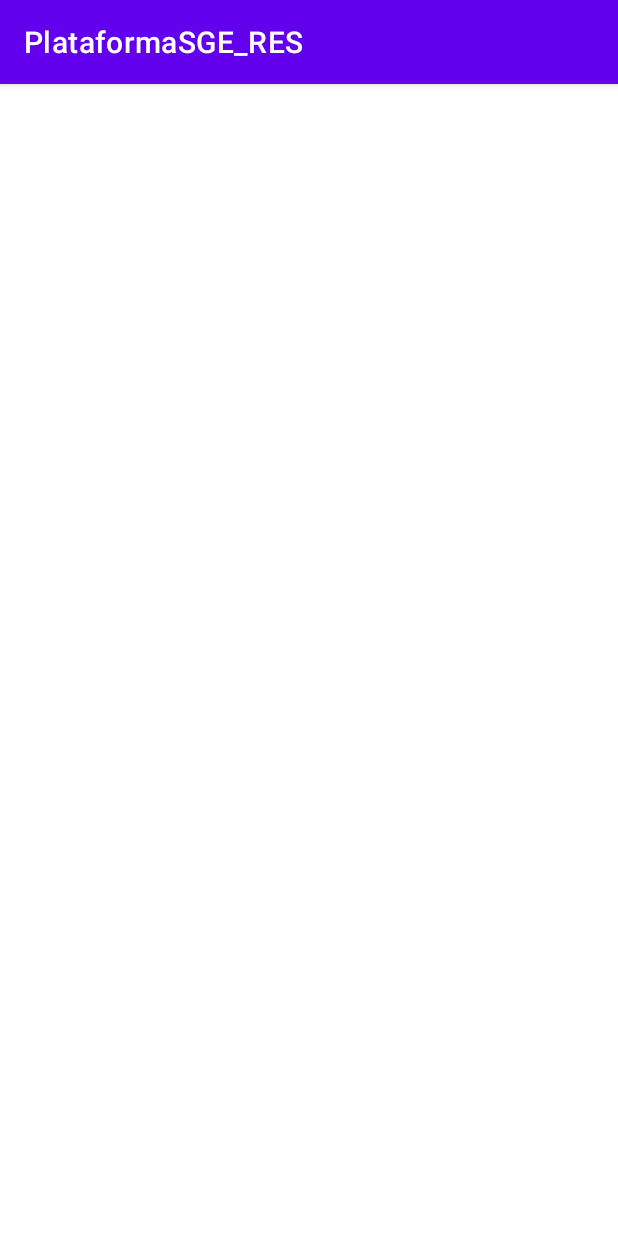
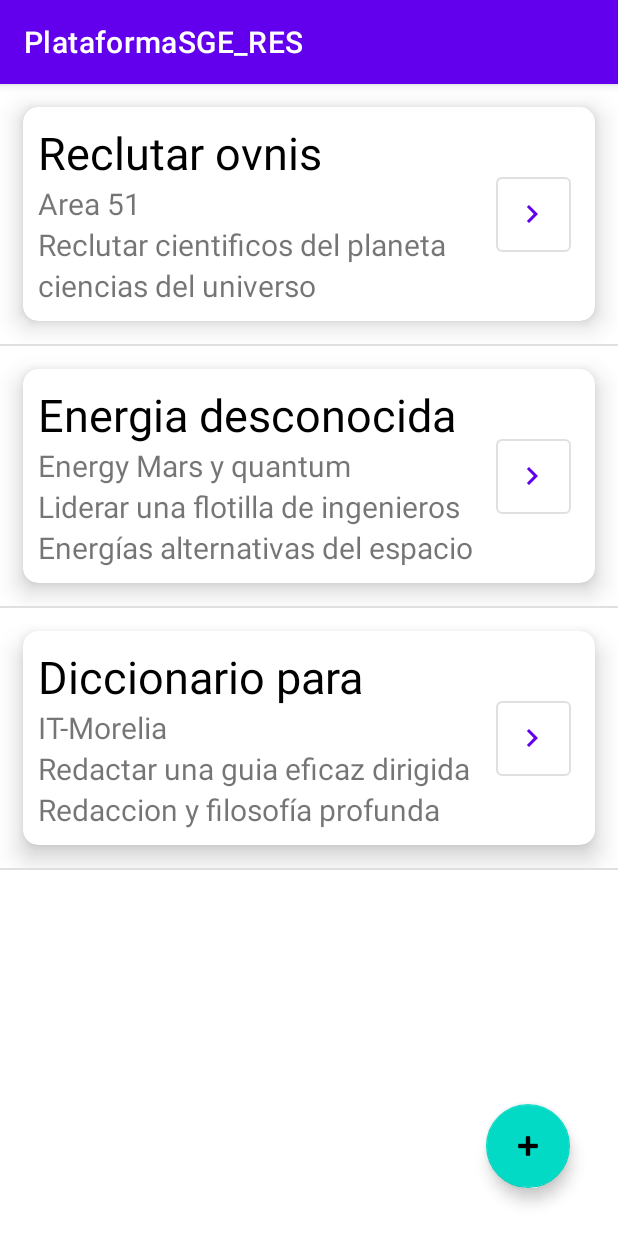
Before and after one commit to Gabrielruiz1712/PlataformaSGE_RES, an Android app: the MenuResidencias screen opened directly, with no data from a screen before it, on a phone screen of 412 x 824 dp. Run offline under Robolectric (Android 15) with nearby library versions, the phone set to English and light mode, and no system bars.

Commit message:
Se agrego el listado de proyectos

```diff
--- a/app/src/main/AndroidManifest.xml
+++ b/app/src/main/AndroidManifest.xml
@@ -9,7 +9,8 @@
         android:roundIcon="@mipmap/ic_launcher_round"
         android:supportsRtl="true"
         android:theme="@style/Theme.PlataformaSGE_RES">
-        <activity android:name=".MenuResidencias"></activity>
+        <activity android:name=".DetalleProyecto"></activity>
+        <activity android:name=".MenuResidencias" />
         <activity android:name=".Menu" />
         <activity android:name=".MainActivity">
             <intent-filter>
--- /dev/null
+++ b/app/src/main/java/mx/edu/itm/link/plataformasge_res/DetalleProyecto.kt
@@ -0,0 +1,11 @@
+package mx.edu.itm.link.plataformasge_res
+
+import androidx.appcompat.app.AppCompatActivity
+import android.os.Bundle
+
+class DetalleProyecto : AppCompatActivity() {
+    override fun onCreate(savedInstanceState: Bundle?) {
+        super.onCreate(savedInstanceState)
+        setContentView(R.layout.activity_detalle_proyecto)
+    }
+}
--- a/app/src/main/java/mx/edu/itm/link/plataformasge_res/MainActivity.kt
+++ b/app/src/main/java/mx/edu/itm/link/plataformasge_res/MainActivity.kt
@@ -18,29 +18,20 @@ class MainActivity : AppCompatActivity() {
         setContentView(binding.root)
 
         //Base de datos
-        val bdString =  resources.getString(R.string.baseDatos)
+        val bdString = resources.getString(R.string.baseDatos)
         val bd = Gson().fromJson(bdString, DataBase::class.java) as DataBase
 
         binding.btnLogin.setOnClickListener {
             val nc = binding.noControlLogin.text.toString()
             val pass = binding.contrasenaLogin.text.toString()
 
-            println(bd)
-
             for (alumno in bd.alumnos) {
-                if (alumno.nc == nc && alumno.pass == pass) {
+                if (alumno.nc.equals(nc) && alumno.pass.equals(pass)) {
                     val intent = Intent(this, Menu::class.java)
                     intent.putExtra("ALUMNO", alumno)
-
                     startActivity(intent)
-                    break
-                }else{
-                    Toast.makeText(this, "Credenciales incorrectas", Toast.LENGTH_SHORT).show()
                 }
             }
-
-
         }
-
     }
 }
--- a/app/src/main/java/mx/edu/itm/link/plataformasge_res/Menu.kt
+++ b/app/src/main/java/mx/edu/itm/link/plataformasge_res/Menu.kt
@@ -1,11 +1,9 @@
 package mx.edu.itm.link.plataformasge_res
 
 import android.content.Intent
+import android.os.Bundle
 import androidx.appcompat.app.AppCompatActivity
-import android.os.Bundle
 import mx.edu.itm.link.plataformasge_res.databinding.ActivityMenuBinding
-import mx.edu.itm.link.plataformasge_res.databinding.ActivityMenuResidencias2Binding
-
 
 
 class Menu : AppCompatActivity() {
--- a/app/src/main/java/mx/edu/itm/link/plataformasge_res/MenuResidencias.kt
+++ b/app/src/main/java/mx/edu/itm/link/plataformasge_res/MenuResidencias.kt
@@ -1,11 +1,27 @@
 package mx.edu.itm.link.plataformasge_res
 
+import android.os.Bundle
 import androidx.appcompat.app.AppCompatActivity
-import android.os.Bundle
+import com.google.gson.Gson
+import mx.edu.itm.link.plataformasge_res.adapters.ProyectoAdapter
+import mx.edu.itm.link.plataformasge_res.databinding.ActivityMenuResidencias2Binding
+import mx.edu.itm.link.plataformasge_res.models.DataBase
 
 class MenuResidencias : AppCompatActivity() {
+
+    private lateinit var binding: ActivityMenuResidencias2Binding
+
     override fun onCreate(savedInstanceState: Bundle?) {
         super.onCreate(savedInstanceState)
-        setContentView(R.layout.activity_menu_residencias2)
+        binding = ActivityMenuResidencias2Binding.inflate(layoutInflater)
+        setContentView(binding.root)
+
+        //Base de datos
+        val bdString = resources.getString(R.string.baseDatos)
+        val bd = Gson().fromJson(bdString, DataBase::class.java) as DataBase
+
+        binding.lvProyecto.adapter = ProyectoAdapter(this, R.layout.proyecto, bd.proyectos)
+
+
     }
 }
--- /dev/null
+++ b/app/src/main/java/mx/edu/itm/link/plataformasge_res/adapters/ProyectoAdapter.kt
@@ -0,0 +1,54 @@
+package mx.edu.itm.link.plataformasge_res.adapters
+
+import android.content.Context
+import android.content.Intent
+import android.view.LayoutInflater
+import android.view.View
+import android.view.ViewGroup
+import android.widget.BaseAdapter
+import android.widget.TextView
+import androidx.cardview.widget.CardView
+import androidx.core.content.ContextCompat.startActivity
+import mx.edu.itm.link.plataformasge_res.DetalleProyecto
+import mx.edu.itm.link.plataformasge_res.Menu
+import mx.edu.itm.link.plataformasge_res.R
+import mx.edu.itm.link.plataformasge_res.models.Proyecto
+
+class ProyectoAdapter(val context: Context, val layout: Int, val lista: ArrayList<Proyecto>) :
+    BaseAdapter() {
+    override fun getCount(): Int {
+        return lista.size
+    }
+
+    override fun getItem(position: Int): Any {
+        return lista[position]
+    }
+
+    override fun getItemId(position: Int): Long {
+        return -1
+    }
+
+    override fun getView(position: Int, convertView: View?, parent: ViewGroup?): View {
+        val inflater = context.getSystemService(Context.LAYOUT_INFLATER_SERVICE) as LayoutInflater
+        val miView = inflater.inflate(layout, null)
+
+        val nombreProyecto = miView.findViewById<TextView>(R.id.nombreProyecto)
+        val nombreEmpresa = miView.findViewById<TextView>(R.id.nombreEmpresaProyeto)
+        val descripcionProyecto = miView.findViewById<TextView>(R.id.descripcionProyecto)
+        val lgacProyecto = miView.findViewById<TextView>(R.id.lgacProyecto)
+        val cardProyecto = miView.findViewById<CardView>(R.id.cardProyecto)
+
+        nombreProyecto.text = lista[position].nombreProyecto
+        nombreEmpresa.text = lista[position].nombreEmpresa
+        descripcionProyecto.text = lista[position].descripcion
+        lgacProyecto.text = lista[position].lgac
+
+        cardProyecto.setOnClickListener {
+            val intent = Intent(context, DetalleProyecto::class.java)
+            intent.putExtra("PROYECTO", lista[position])
+            context.startActivity(intent)
+        }
+
+        return miView
+    }
+}
--- /dev/null
+++ b/app/src/main/res/drawable/ic_baseline_navigate_next_24.xml
@@ -0,0 +1,10 @@
+<vector xmlns:android="http://schemas.android.com/apk/res/android"
+    android:width="24dp"
+    android:height="24dp"
+    android:viewportWidth="24"
+    android:viewportHeight="24"
+    android:tint="?attr/colorControlNormal">
+  <path
+      android:fillColor="@android:color/white"
+      android:pathData="M10,6L8.59,7.41 13.17,12l-4.58,4.59L10,18l6,-6z"/>
+</vector>
--- /dev/null
+++ b/app/src/main/res/layout/activity_detalle_proyecto.xml
@@ -0,0 +1,9 @@
+<?xml version="1.0" encoding="utf-8"?>
+<androidx.constraintlayout.widget.ConstraintLayout xmlns:android="http://schemas.android.com/apk/res/android"
+    xmlns:app="http://schemas.android.com/apk/res-auto"
+    xmlns:tools="http://schemas.android.com/tools"
+    android:layout_width="match_parent"
+    android:layout_height="match_parent"
+    tools:context=".DetalleProyecto">
+
+</androidx.constraintlayout.widget.ConstraintLayout>
--- a/app/src/main/res/layout/activity_menu_residencias2.xml
+++ b/app/src/main/res/layout/activity_menu_residencias2.xml
@@ -4,6 +4,27 @@
     xmlns:tools="http://schemas.android.com/tools"
     android:layout_width="match_parent"
     android:layout_height="match_parent"
+    android:orientation="vertical"
     tools:context=".MenuResidencias">
 
+    <ListView
+        android:id="@+id/lvProyecto"
+        android:layout_width="match_parent"
+        android:layout_height="match_parent"
+        app:layout_constraintBottom_toBottomOf="parent"
+        app:layout_constraintEnd_toEndOf="parent"
+        app:layout_constraintStart_toStartOf="parent"
+        app:layout_constraintTop_toTopOf="parent" />
+
+
+    <com.google.android.material.floatingactionbutton.FloatingActionButton
+        android:id="@+id/floatingActionButton"
+        android:layout_width="wrap_content"
+        android:layout_height="wrap_content"
+        android:layout_marginEnd="32dp"
+        android:layout_marginBottom="32dp"
+        android:clickable="true"
+        app:layout_constraintBottom_toBottomOf="parent"
+        app:layout_constraintEnd_toEndOf="parent"
+        app:srcCompat="@android:drawable/ic_input_add" />
 </androidx.constraintlayout.widget.ConstraintLayout>
--- /dev/null
+++ b/app/src/main/res/layout/proyecto.xml
@@ -0,0 +1,82 @@
+<?xml version="1.0" encoding="utf-8"?>
+<LinearLayout xmlns:android="http://schemas.android.com/apk/res/android"
+    xmlns:app="http://schemas.android.com/apk/res-auto"
+    xmlns:tools="http://schemas.android.com/tools"
+    android:orientation="vertical"
+    android:layout_width="match_parent"
+    android:layout_height="match_parent">
+
+    <androidx.cardview.widget.CardView
+        android:id="@+id/cardProyecto"
+        android:layout_width="match_parent"
+        android:layout_height="wrap_content"
+        android:layout_margin="15dp"
+        app:cardCornerRadius="10dp"
+        app:cardElevation="10dp">
+
+        <androidx.constraintlayout.widget.ConstraintLayout
+            android:layout_width="match_parent"
+            android:layout_height="match_parent"
+            android:orientation="horizontal">
+
+            <LinearLayout
+                android:id="@+id/linearLayout"
+                android:layout_width="320dp"
+                android:layout_height="wrap_content"
+                android:orientation="vertical"
+                android:padding="10dp"
+                app:layout_constraintBottom_toBottomOf="parent"
+                app:layout_constraintStart_toStartOf="parent"
+                app:layout_constraintTop_toTopOf="parent">
+
+                <TextView
+                    android:id="@+id/nombreProyecto"
+                    android:layout_width="match_parent"
+                    android:layout_height="wrap_content"
+                    android:lines="1"
+                    android:text="Nombre Proyecto"
+                    android:textColor="@color/black"
+                    android:textSize="30sp" />
+
+                <TextView
+                    android:id="@+id/nombreEmpresaProyeto"
+                    android:layout_width="match_parent"
+                    android:layout_height="wrap_content"
+                    android:lines="1"
+                    android:text="Nombre Empresa"
+                    android:textSize="20sp" />
+
+                <TextView
+                    android:id="@+id/descripcionProyecto"
+                    android:layout_width="match_parent"
+                    android:layout_height="wrap_content"
+                    android:lines="1"
+                    android:text="Descripcion proyecto"
+                    android:textSize="20sp" />
+
+                <TextView
+                    android:id="@+id/lgacProyecto"
+                    android:layout_width="match_parent"
+                    android:layout_height="wrap_content"
+                    android:lines="1"
+                    android:text="LGAC"
+                    android:textSize="20sp" />
+            </LinearLayout>
+
+            <Button
+                android:id="@+id/button"
+                style="@style/buttonIcon"
+                android:layout_width="50dp"
+                android:layout_height="50dp"
+                android:layout_gravity="center|center_horizontal"
+                android:layout_marginEnd="16dp"
+                app:icon="@drawable/ic_baseline_navigate_next_24"
+                app:layout_constraintBottom_toBottomOf="parent"
+                app:layout_constraintEnd_toEndOf="parent"
+                app:layout_constraintTop_toTopOf="parent" />
+
+        </androidx.constraintlayout.widget.ConstraintLayout>
+
+    </androidx.cardview.widget.CardView>
+
+</LinearLayout>
--- /dev/null
+++ b/app/src/main/res/values/styles.xml
@@ -0,0 +1,16 @@
+<?xml version="1.0" encoding="utf-8"?>
+<resources>
+
+    <style name="buttonIcon" parent="Widget.MaterialComponents.Button.OutlinedButton">
+        <item name="iconPadding">0dp</item>
+        <item name="android:insetTop">0dp</item>
+        <item name="android:insetBottom">0dp</item>
+        <item name="android:paddingLeft">12dp</item>
+        <item name="android:paddingRight">12dp</item>
+        <item name="android:minWidth">48dp</item>
+        <item name="android:minHeight">48dp</item>
+        <item name="backgroundColor">#FF0000</item>
+    </style>
+
+
+</resources>
```
